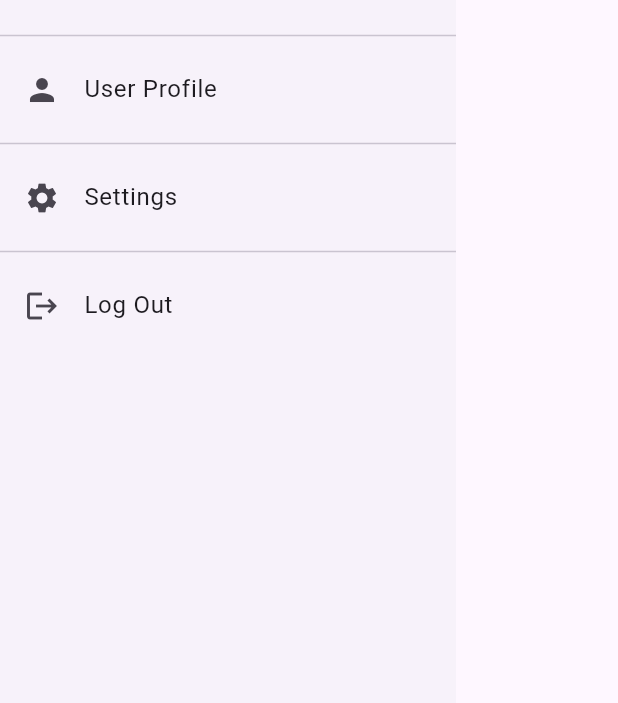
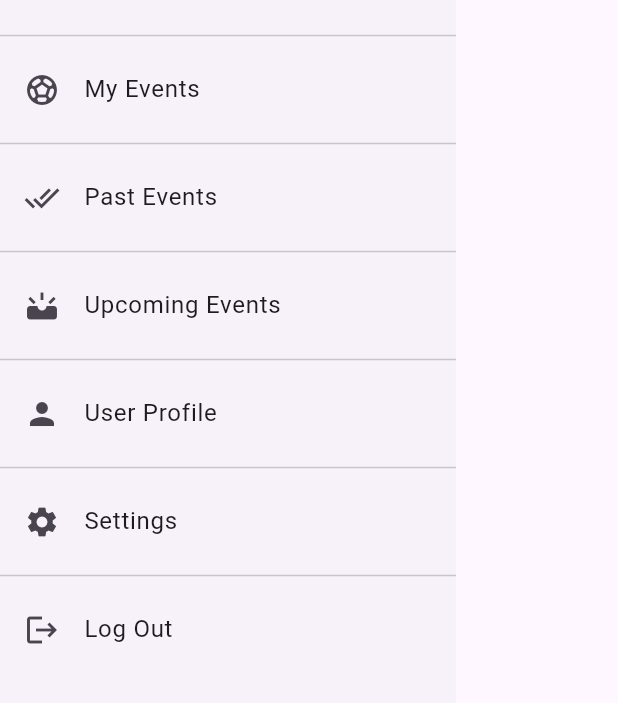
Before and after one commit to Edddush/CIS4030, a Flutter app: the NavBar widget shown alone on an empty page, opened directly, on a phone screen of 412 x 824 dp, the part 314-1017 px from its top. Run offline on Flutter 3.47's test engine with Material 3 defaults, Android fonts, the phone set to English and light mode, and no system bars; our stand-ins replace flutter_datetime_picker_plus; generated files the repository leaves out were written again; network calls fail.

Commit message:
Update hamburger menu

```diff
--- a/playpal/lib/src/event_feature/hamburger_menu.dart
+++ b/playpal/lib/src/event_feature/hamburger_menu.dart
@@ -3,6 +3,9 @@ import 'package:playpal/src/event_feature/login_page.dart';
 import 'package:playpal/src/user_feature/user_profile.dart';
 import 'package:playpal/src/event_feature/event_list_view.dart';
 import 'package:playpal/src/settings/settings_view.dart';
+import 'package:playpal/src/user_feature/user_events/past_events_view.dart';
+import 'package:playpal/src/user_feature/user_events/my_events_view.dart';
+import 'package:playpal/src/user_feature/user_events/upcoming_events_view.dart';
 
 class NavBar extends StatelessWidget{
   const NavBar({super.key});
@@ -25,6 +28,36 @@ class NavBar extends StatelessWidget{
               Navigator.restorablePushNamed(
                   context,
                   EventListView.routeName)
+            },
+          ),
+          const Divider(),
+          ListTile(
+            leading: const Icon(Icons.sports_soccer),
+            title: const Text('My Events'),
+            onTap: () => {
+              Navigator.restorablePushNamed(
+                  context,
+                  MyEventsView.routeName,
+              )
+            },
+          ),
+          const Divider(),
+          ListTile(
+            leading: const Icon(Icons.done_all),
+            title: const Text('Past Events'),
+            onTap: () => {
+              Navigator.restorablePushNamed(
+                context,
+                PastEventsView.routeName)
+            },
+          ),
+          const Divider(),
+          ListTile(
+            leading: const Icon(Icons.upcoming),
+            title: const Text('Upcoming Events'),
+            onTap: () => {
+              Navigator.restorablePushNamed(
+                context, UpcomingEventsView.routeName)
             },
           ),
           const Divider(),
```
